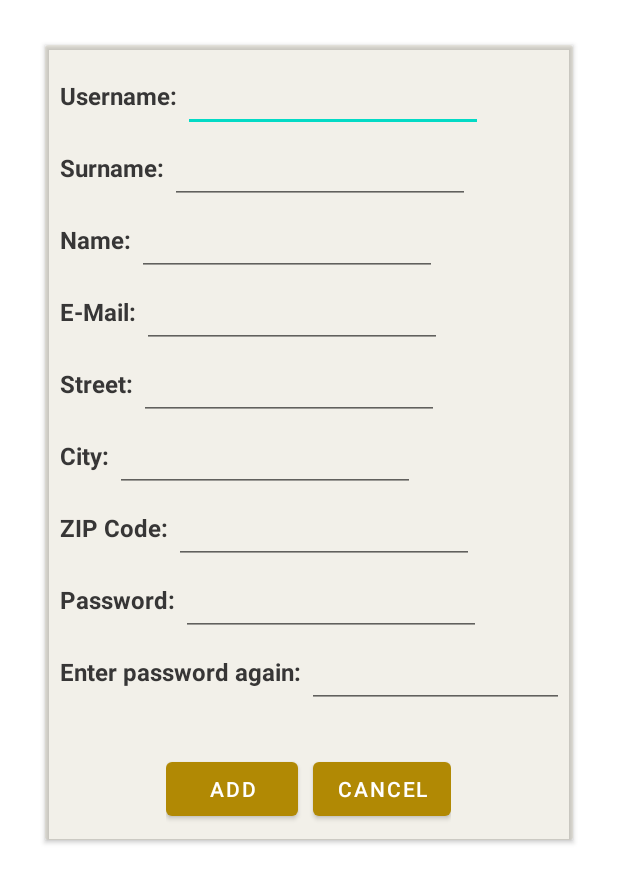
After one commit to patrizianeubauer/LibrarySystem, an Android app: the layout register_dialog.xml on its own in the app's theme, with its tools: preview values and no code run, on a phone screen of 412 x 824 dp. The commit adds this screen. Shown: the top 883 px of the screen. Run offline under Robolectric (Android 15) with nearby library versions, the phone set to English and light mode, and no system bars.

```diff
--- /dev/null
+++ b/app/src/main/res/drawable/ic_baseline_hide_source_24.xml
@@ -0,0 +1,5 @@
+<vector android:height="24dp" android:tint="#000000"
+    android:viewportHeight="24" android:viewportWidth="24"
+    android:width="24dp" xmlns:android="http://schemas.android.com/apk/res/android">
+    <path android:fillColor="@android:color/white" android:pathData="M2.81,2.81L1.39,4.22l2.27,2.27C2.61,8.07 2,9.96 2,12c0,5.52 4.48,10 10,10c2.04,0 3.93,-0.61 5.51,-1.66l2.27,2.27l1.41,-1.41L2.81,2.81zM12,20c-4.41,0 -8,-3.59 -8,-8c0,-1.48 0.41,-2.86 1.12,-4.06l10.94,10.94C14.86,19.59 13.48,20 12,20zM7.94,5.12L6.49,3.66C8.07,2.61 9.96,2 12,2c5.52,0 10,4.48 10,10c0,2.04 -0.61,3.93 -1.66,5.51l-1.46,-1.46C19.59,14.86 20,13.48 20,12c0,-4.41 -3.59,-8 -8,-8C10.52,4 9.14,4.41 7.94,5.12z"/>
+</vector>
--- /dev/null
+++ b/app/src/main/res/drawable/ic_baseline_remove_red_eye_24.xml
@@ -0,0 +1,5 @@
+<vector android:height="24dp" android:tint="#000000"
+    android:viewportHeight="24" android:viewportWidth="24"
+    android:width="24dp" xmlns:android="http://schemas.android.com/apk/res/android">
+    <path android:fillColor="@android:color/white" android:pathData="M12,4.5C7,4.5 2.73,7.61 1,12c1.73,4.39 6,7.5 11,7.5s9.27,-3.11 11,-7.5c-1.73,-4.39 -6,-7.5 -11,-7.5zM12,17c-2.76,0 -5,-2.24 -5,-5s2.24,-5 5,-5 5,2.24 5,5 -2.24,5 -5,5zM12,9c-1.66,0 -3,1.34 -3,3s1.34,3 3,3 3,-1.34 3,-3 -1.34,-3 -3,-3z"/>
+</vector>
--- a/app/src/main/res/layout/login.xml
+++ b/app/src/main/res/layout/login.xml
@@ -12,7 +12,8 @@
     <androidx.cardview.widget.CardView
         android:layout_width="match_parent"
         android:layout_height="wrap_content"
-        android:layout_margin="30dp"
+        android:layout_margin="150dp"
+        android:padding="150dp"
         android:background="@drawable/custom_edittext"
         app:cardCornerRadius="30dp"
         app:cardElevation="20dp">
--- /dev/null
+++ b/app/src/main/res/layout/register_dialog.xml
@@ -0,0 +1,234 @@
+<?xml version="1.0" encoding="utf-8"?>
+<RelativeLayout xmlns:android="http://schemas.android.com/apk/res/android"
+    android:layout_width="match_parent"
+    android:layout_height="match_parent">
+    <ScrollView
+        android:layout_width="match_parent"
+        android:layout_height="match_parent">
+
+        <androidx.cardview.widget.CardView
+            android:layout_width="match_parent"
+            android:layout_height="wrap_content"
+            android:layout_margin="30dp"
+            android:backgroundTint="@color/grey"
+            android:background="@drawable/custom_edittext">
+
+            <LinearLayout
+                android:id="@+id/addName"
+                android:layout_width="match_parent"
+                android:layout_height="wrap_content"
+                android:orientation="vertical"
+                android:padding="10dp">
+
+
+
+                <LinearLayout
+                    android:layout_width="wrap_content"
+                    android:layout_height="wrap_content"
+                    android:orientation="horizontal">
+
+                    <TextView
+                        android:layout_width="match_parent"
+                        android:layout_height="wrap_content"
+                        android:text="Username: "
+                        android:textStyle="bold"
+                        style="@style/TextViewStyleDialogs"/>
+
+                    <EditText
+                        android:id="@+id/username"
+                        android:layout_width="200dp"
+                        android:layout_height="wrap_content"
+                        android:minHeight="48dp"
+                        style="@style/TextViewStyleDialogs"/>
+                </LinearLayout>
+
+                <LinearLayout
+                    android:layout_width="wrap_content"
+                    android:layout_height="wrap_content"
+                    android:orientation="horizontal">
+
+                    <TextView
+                        android:layout_width="match_parent"
+                        android:layout_height="wrap_content"
+                        android:text="Surname: "
+                        android:textStyle="bold"
+                        style="@style/TextViewStyleDialogs"/>
+
+                    <EditText
+                        android:id="@+id/nachname"
+                        android:layout_width="200dp"
+                        android:layout_height="wrap_content"
+                        android:minHeight="48dp"
+                        style="@style/TextViewStyleDialogs"/>
+
+                </LinearLayout>
+
+                <LinearLayout
+                    android:layout_width="wrap_content"
+                    android:layout_height="wrap_content"
+                    android:orientation="horizontal">
+
+                    <TextView
+                        android:layout_width="match_parent"
+                        android:layout_height="wrap_content"
+                        android:text="Name: "
+                        android:textStyle="bold"
+                        style="@style/TextViewStyleDialogs"/>
+
+                    <EditText
+                        android:id="@+id/vorname"
+                        android:layout_width="200dp"
+                        android:layout_height="wrap_content"
+                        android:minHeight="48dp"
+                        style="@style/TextViewStyleDialogs"/>
+                </LinearLayout>
+
+                <LinearLayout
+                    android:layout_width="wrap_content"
+                    android:layout_height="wrap_content"
+                    android:orientation="horizontal">
+
+                    <TextView
+                        android:layout_width="match_parent"
+                        android:layout_height="wrap_content"
+                        android:text="E-Mail: "
+                        android:textStyle="bold"
+                        style="@style/TextViewStyleDialogs"/>
+
+                    <EditText
+                        android:id="@+id/email"
+                        android:layout_width="200dp"
+                        android:layout_height="wrap_content"
+                        android:minHeight="48dp"
+                        style="@style/TextViewStyleDialogs"/>
+                </LinearLayout>
+
+                <LinearLayout
+                    android:layout_width="wrap_content"
+                    android:layout_height="wrap_content"
+                    android:orientation="horizontal">
+
+                    <TextView
+                        android:layout_width="match_parent"
+                        android:layout_height="wrap_content"
+                        android:text="Street: "
+                        android:textStyle="bold"
+                        style="@style/TextViewStyleDialogs"/>
+
+                    <EditText
+                        android:id="@+id/street"
+                        android:layout_width="200dp"
+                        android:layout_height="wrap_content"
+                        android:minHeight="48dp"
+                        style="@style/TextViewStyleDialogs"/>
+                </LinearLayout>
+
+                <LinearLayout
+                    android:layout_width="wrap_content"
+                    android:layout_height="wrap_content"
+                    android:orientation="horizontal">
+
+                    <TextView
+                        android:layout_width="match_parent"
+                        android:layout_height="wrap_content"
+                        android:text="City: "
+                        android:textStyle="bold"
+                        style="@style/TextViewStyleDialogs"/>
+
+                    <EditText
+                        android:id="@+id/city"
+                        android:layout_width="200dp"
+                        android:layout_height="wrap_content"
+                        android:minHeight="48dp"
+                        style="@style/TextViewStyleDialogs"/>
+                </LinearLayout>
+
+                <LinearLayout
+                    android:layout_width="wrap_content"
+                    android:layout_height="wrap_content"
+                    android:orientation="horizontal">
+
+                    <TextView
+                        android:layout_width="match_parent"
+                        android:layout_height="wrap_content"
+                        android:text="ZIP Code: "
+                        android:textStyle="bold"
+                        style="@style/TextViewStyleDialogs"/>
+
+                    <EditText
+                        android:id="@+id/zipcode"
+                        android:layout_width="200dp"
+                        android:layout_height="wrap_content"
+                        android:minHeight="48dp"
+                        style="@style/TextViewStyleDialogs"/>
+                </LinearLayout>
+
+                <LinearLayout
+                    android:layout_width="wrap_content"
+                    android:layout_height="wrap_content"
+                    android:orientation="horizontal">
+
+                    <TextView
+                        android:layout_width="match_parent"
+                        android:layout_height="wrap_content"
+                        android:text="Password: "
+                        android:textStyle="bold"
+                        style="@style/TextViewStyleDialogs"/>
+
+                    <EditText
+                        android:id="@+id/firstPassword"
+                        android:layout_width="200dp"
+                        android:layout_height="wrap_content"
+                        android:minHeight="48dp"
+                        style="@style/TextViewStyleDialogs"/>
+                </LinearLayout>
+
+                <LinearLayout
+                    android:layout_width="wrap_content"
+                    android:layout_height="wrap_content"
+                    android:orientation="horizontal">
+
+                    <TextView
+                        android:layout_width="match_parent"
+                        android:layout_height="wrap_content"
+                        android:text="Enter password again: "
+                        android:textStyle="bold"
+                        style="@style/TextViewStyleDialogs"/>
+
+                    <EditText
+                        android:id="@+id/secondPassword"
+                        android:layout_width="200dp"
+                        android:layout_height="wrap_content"
+                        android:minHeight="48dp"
+                        style="@style/TextViewStyleDialogs"/>
+
+
+                </LinearLayout>
+
+                <GridLayout
+                    android:layout_width="wrap_content"
+                    android:layout_height="wrap_content"
+                    android:layout_gravity="center"
+                    android:paddingTop="30dp"
+                    android:rowCount="1"
+                    android:columnCount="2">
+                    <Button
+                        android:id="@+id/addButton"
+                        android:layout_width="wrap_content"
+                        android:layout_height="wrap_content"
+                        android:layout_marginRight="10dp"
+                        android:layout_gravity="center"
+                        android:text="Add" />
+
+                    <Button
+                        android:id="@+id/cancelButton"
+                        android:layout_gravity="center"
+                        android:layout_width="wrap_content"
+                        android:layout_height="wrap_content"
+                        android:text="Cancel" />
+                </GridLayout>
+
+            </LinearLayout>
+        </androidx.cardview.widget.CardView>
+    </ScrollView>
+</RelativeLayout>
```
Also changed, not shown: app/src/main/res/drawable/ic_baseline_power_settings_new_24.xml (added, +9 -0 lines), app/src/main/res/layout/activity_main.xml (+64 -14 lines).
